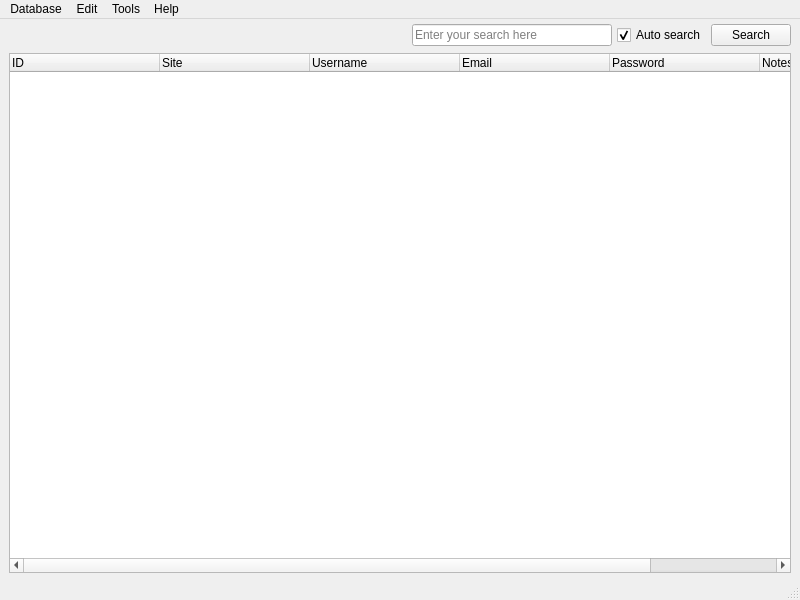
This is resources/pastword.ui in GeorgeHoneywood/pastword as Qt 5 draws it before an edit. The edited form follows.
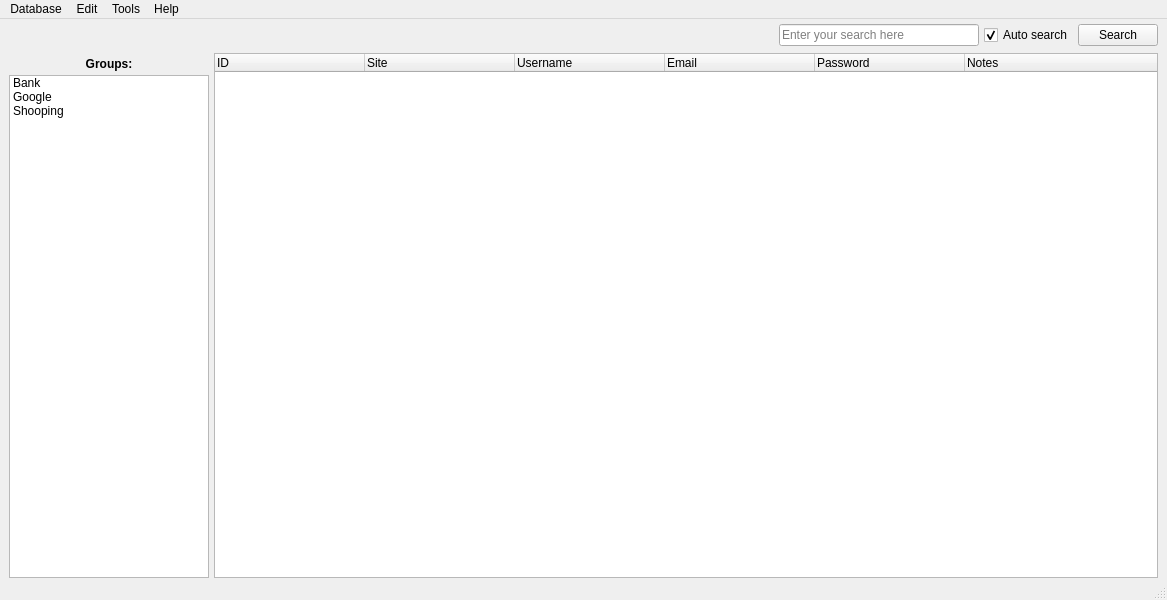
This is the edited form. Icons and pictures are not drawn.

Commit message: tried to add groups

Diff of the .ui file:
```diff
--- a/resources/pastword.ui
+++ b/resources/pastword.ui
@@ -9,7 +9,7 @@
    <rect>
     <x>0</x>
     <y>0</y>
-    <width>800</width>
+    <width>1167</width>
     <height>600</height>
    </rect>
   </property>
@@ -130,8 +130,92 @@
        <number>0</number>
       </property>
       <property name="bottomMargin">
-       <number>5</number>
+       <number>0</number>
       </property>
+      <item>
+       <layout class="QVBoxLayout" name="verticalLayout_2">
+        <property name="spacing">
+         <number>4</number>
+        </property>
+        <property name="sizeConstraint">
+         <enum>QLayout::SetMinimumSize</enum>
+        </property>
+        <property name="leftMargin">
+         <number>0</number>
+        </property>
+        <property name="topMargin">
+         <number>4</number>
+        </property>
+        <item>
+         <widget class="QLabel" name="lblGroup">
+          <property name="text">
+           <string>&lt;html&gt;&lt;head/&gt;&lt;body&gt;&lt;p&gt;&lt;span style=&quot; font-weight:600;&quot;&gt;Groups:&lt;/span&gt;&lt;/p&gt;&lt;/body&gt;&lt;/html&gt;</string>
+          </property>
+          <property name="alignment">
+           <set>Qt::AlignCenter</set>
+          </property>
+         </widget>
+        </item>
+        <item>
+         <widget class="QListWidget" name="groupList">
+          <property name="sizePolicy">
+           <sizepolicy hsizetype="Maximum" vsizetype="Expanding">
+            <horstretch>0</horstretch>
+            <verstretch>0</verstretch>
+           </sizepolicy>
+          </property>
+          <property name="minimumSize">
+           <size>
+            <width>50</width>
+            <height>150</height>
+           </size>
+          </property>
+          <property name="maximumSize">
+           <size>
+            <width>200</width>
+            <height>16777215</height>
+           </size>
+          </property>
+          <property name="editTriggers">
+           <set>QAbstractItemView::CurrentChanged|QAbstractItemView::EditKeyPressed|QAbstractItemView::SelectedClicked</set>
+          </property>
+          <property name="dragEnabled">
+           <bool>true</bool>
+          </property>
+          <property name="dragDropMode">
+           <enum>QAbstractItemView::InternalMove</enum>
+          </property>
+          <property name="defaultDropAction">
+           <enum>Qt::MoveAction</enum>
+          </property>
+          <item>
+           <property name="text">
+            <string>Bank</string>
+           </property>
+           <property name="flags">
+            <set>ItemIsSelectable|ItemIsEditable|ItemIsDragEnabled|ItemIsDropEnabled|ItemIsUserCheckable|ItemIsEnabled</set>
+           </property>
+          </item>
+          <item>
+           <property name="text">
+            <string>Google</string>
+           </property>
+           <property name="flags">
+            <set>ItemIsSelectable|ItemIsEditable|ItemIsDragEnabled|ItemIsDropEnabled|ItemIsUserCheckable|ItemIsEnabled</set>
+           </property>
+          </item>
+          <item>
+           <property name="text">
+            <string>Shooping</string>
+           </property>
+           <property name="flags">
+            <set>ItemIsSelectable|ItemIsEditable|ItemIsDragEnabled|ItemIsDropEnabled|ItemIsUserCheckable|ItemIsEnabled</set>
+           </property>
+          </item>
+         </widget>
+        </item>
+       </layout>
+      </item>
       <item>
        <widget class="QTableWidget" name="loginTable">
         <property name="minimumSize">
@@ -259,8 +343,8 @@
     <rect>
      <x>0</x>
      <y>0</y>
-     <width>800</width>
-     <height>25</height>
+     <width>1167</width>
+     <height>23</height>
     </rect>
    </property>
    <widget class="QMenu" name="menuDatabase">
```
Left out of the diff: 1 changed line with no effect on the pictures. The commit also changes 1 other file.
